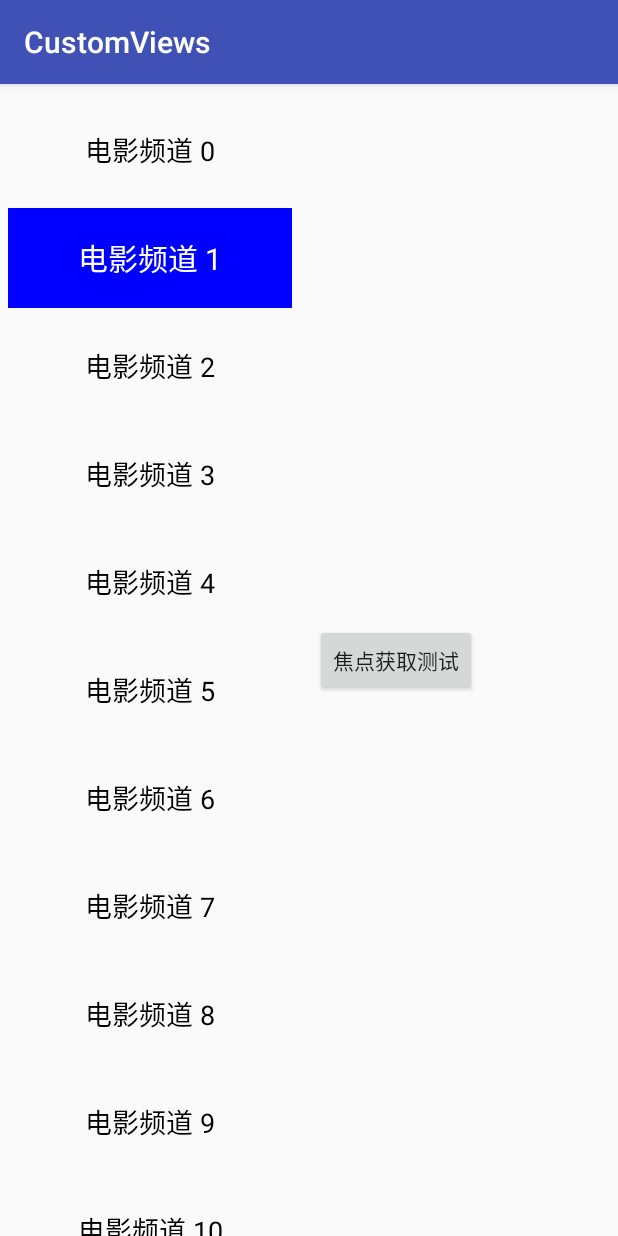
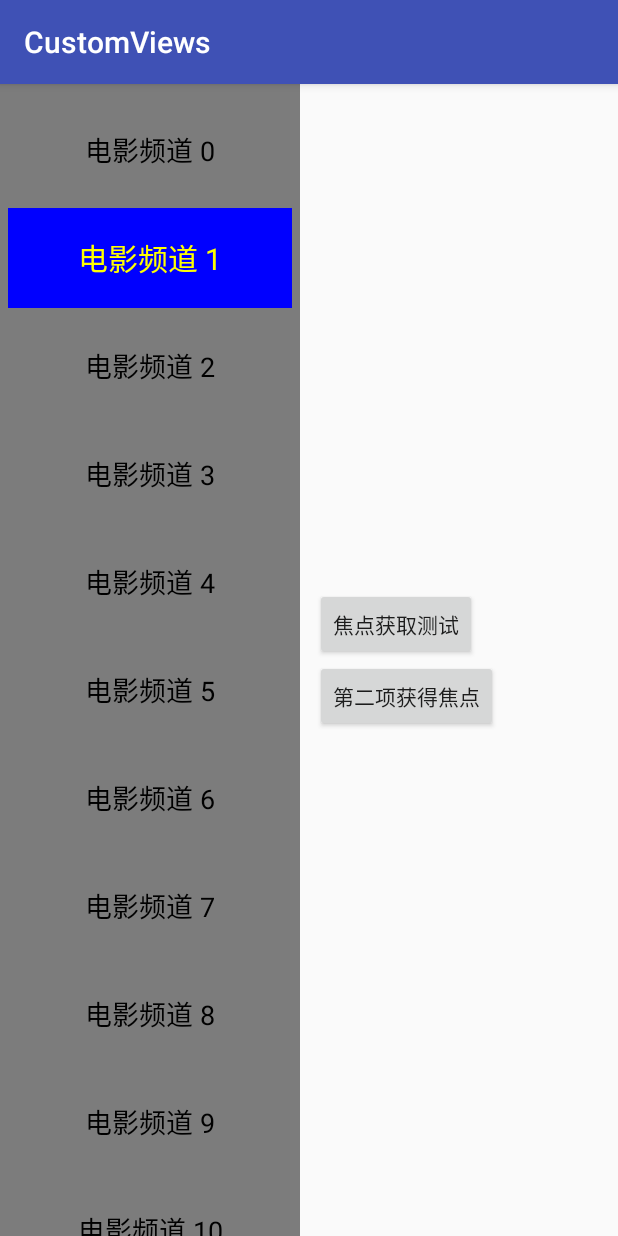
Before and after one commit to Dawish/AndroidLearn, an Android app: the ActivityVerticalTabIndicator screen opened directly, with no data from a screen before it, after a tap on an icon or button, on a phone screen of 412 x 824 dp. Run offline under Robolectric (Android 15) with nearby library versions, the phone set to English and light mode, and no system bars; our stand-ins replace CircleImageView.

Commit message:
# 完善垂直指示器

```diff
--- a/AppLibrary/src/main/java/danxx/library/widget/VerticalTabIndicator.java
+++ b/AppLibrary/src/main/java/danxx/library/widget/VerticalTabIndicator.java
@@ -5,6 +5,7 @@ import android.content.res.TypedArray;
 import android.graphics.Color;
 import android.graphics.Rect;
 import android.util.AttributeSet;
+import android.util.Log;
 import android.util.SparseArray;
 import android.view.Gravity;
 import android.view.View;
@@ -39,14 +40,14 @@ public class VerticalTabIndicator extends ScrollView implements View.OnFocusChan
     private SparseArray<String> mData;
 
     /**tabItem选中后文字的颜色**/
-    private int tabTextSelectColor = Color.WHITE;
+    private int tabTextSelectColor = Color.YELLOW;
     /**tabItem非选中后文字的颜色**/
     private int tabTextUnselectColor = Color.BLACK;
 
     /**tabItem选中后文字的大小**/
-    private int tabTextSelectSize = 20;
+    private int tabTextSelectSize = DEFUALT_TEXT_SELECT_SIZE;
     /**tabItem非选中后文字的大小**/
-    private int tabTextUnselectSize = 18;
+    private int tabTextUnselectSize = DEFUALT_TEXT_UNSELECT_SIZE;
 
     /**tabItem选中后背景的颜色**/
     private int tabBackGroundSelectColor = Color.BLUE;
@@ -66,7 +67,7 @@ public class VerticalTabIndicator extends ScrollView implements View.OnFocusChan
      * tabItem点击监听器
      */
     private TabSelectListrner tabSelectListrner;
-    TypedArray typedArray;
+    private TypedArray typedArray;
 
     public VerticalTabIndicator(Context context) {
         super(context);
@@ -86,10 +87,11 @@ public class VerticalTabIndicator extends ScrollView implements View.OnFocusChan
     private void init( Context context ,AttributeSet attrs, int defStyleAttr){
         this.mContext = context;
         setVerticalScrollBarEnabled(false);
+        setSmoothScrollingEnabled(true);
         tabBox = new LinearLayout(context);
         tabBox.setOrientation(LinearLayout.VERTICAL);
         tabBox.setPadding(8, 8, 8, 8);
-        LinearLayout.LayoutParams params = new LinearLayout.LayoutParams(ViewGroup.LayoutParams.MATCH_PARENT, ViewGroup.LayoutParams.WRAP_CONTENT);
+        LinearLayout.LayoutParams params = new LinearLayout.LayoutParams(ViewGroup.LayoutParams.MATCH_PARENT, ViewGroup.LayoutParams.MATCH_PARENT);
         addView(tabBox, params);
 //        if(attrs != null) {
 //            typedArray = context.obtainStyledAttributes(attrs, null, defStyleAttr, 0);
@@ -97,19 +99,20 @@ public class VerticalTabIndicator extends ScrollView implements View.OnFocusChan
 //        if(typedArray != null){
 //            typedArray.recycle();
 //        }
-
     }
-
     /**
-     * 设置当前哪一个tabitem被选中
-     * @param index
-     */
+         * 设置当前哪一个tabitem被选中
+         * @param index
+         */
     public void setCurrentTabItemSelect(int index){
         if(currentSelectIndex == index){
+            TextView setTab = (TextView) tabBox.getChildAt(index);
+            setTab.requestFocus();
             return;
         }else{
             TextView setTab = (TextView) tabBox.getChildAt(index);
-            onClick(setTab);
+            setTab.requestFocus();
+            onFocusChange(setTab, true);
         }
     }
 
@@ -163,23 +166,30 @@ public class VerticalTabIndicator extends ScrollView implements View.OnFocusChan
      */
     @Override
     public void onFocusChange(View view, boolean hasFocus) {
+        Log.d("danxx" ,"当前的position-->"+currentSelectIndex);
         if(hasFocus){
+            if(-1 != currentSelectIndex){
+                /**在焦点切换之前把当前选中的item切换状态**/
+                TextView currentItem = (TextView) tabBox.getChildAt(currentSelectIndex);
+                currentItem.setTextSize(tabTextUnselectSize);
+                currentItem.setTextColor(tabTextUnselectColor);
+                currentItem.setBackgroundColor(tabBackGroundUnselectColor);
+            }
             int position = Integer.parseInt(String.valueOf(view.getTag()));
             this.currentSelectIndex = position;
 
             if(tabSelectListrner!=null)
                 tabSelectListrner.onItemSelect(position);
-
+            /**把获得焦点的item切换状态**/
             ((TextView)view).setTextSize(tabTextSelectSize);
             ((TextView)view).setTextColor(tabTextSelectColor);
             ((TextView)view).setBackgroundColor(tabBackGroundSelectColor);
-    //                setCurrentTabItemSelect(position);
         }else{
-            ((TextView)view).setTextSize(tabTextUnselectSize);
-            ((TextView)view).setTextColor(tabTextUnselectColor);
             ((TextView)view).setBackgroundColor(tabBackGroundUnselectColor);
         }
+
     }
+
     /**
      *  tabItem点击监听
      * @param clickView
--- a/app/src/main/res/layout/activity_vertical_tab_indicator.xml
+++ b/app/src/main/res/layout/activity_vertical_tab_indicator.xml
@@ -7,11 +7,25 @@
     <danxx.library.widget.VerticalTabIndicator
         android:id="@+id/tabIndicator"
         android:layout_width="200dp"
+        android:background="#7C7C7C"
         android:layout_height="match_parent"></danxx.library.widget.VerticalTabIndicator>
-    <Button
+    <LinearLayout
         android:layout_width="wrap_content"
-        android:layout_height="wrap_content"
-        android:layout_gravity="center_vertical"
-        android:layout_marginLeft="10dp"
-        android:text="焦点获取测试"/>
+        android:layout_height="match_parent"
+        android:orientation="vertical"
+        android:gravity="center">
+        <Button
+            android:layout_width="wrap_content"
+            android:layout_height="wrap_content"
+            android:layout_gravity="center_vertical"
+            android:layout_marginLeft="10dp"
+            android:text="焦点获取测试"/>
+        <Button
+            android:layout_width="wrap_content"
+            android:layout_height="wrap_content"
+            android:layout_gravity="center_vertical"
+            android:layout_marginLeft="10dp"
+            android:onClick="setTwoSelected"
+            android:text="第二项获得焦点"/>
+    </LinearLayout>
 </LinearLayout>
```
Also changed, not shown: AppLibrary/src/main/java/danxx/library/widget/SelectorFactory.java (added, +46 -0 lines), AppLibrary/src/main/res/drawable/item_foucs_bg.xml (added, +7 -0 lines), AppLibrary/src/main/res/drawable/shape_focus_bg.xml (added, +14 -0 lines), app/src/main/java/com/danxx/views/ActivityVerticalTabIndicator.java (+13 -0 lines), AppLibrary/src/main/res/drawable/default_focus.9.png (added).
